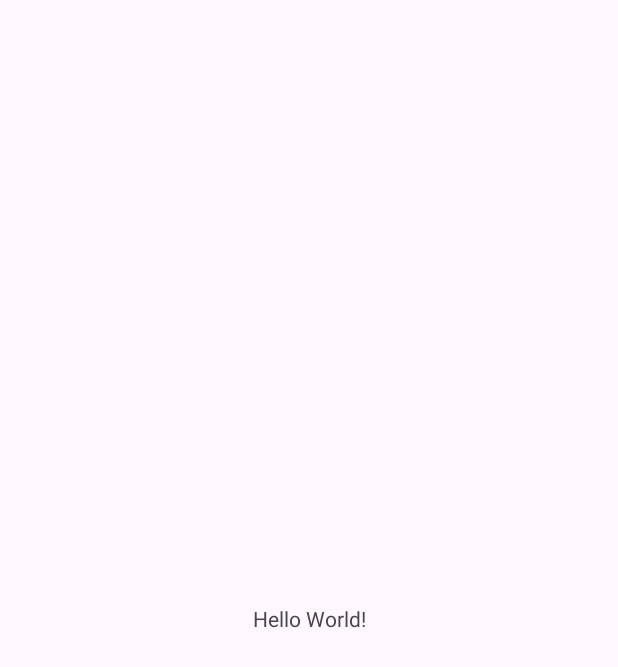
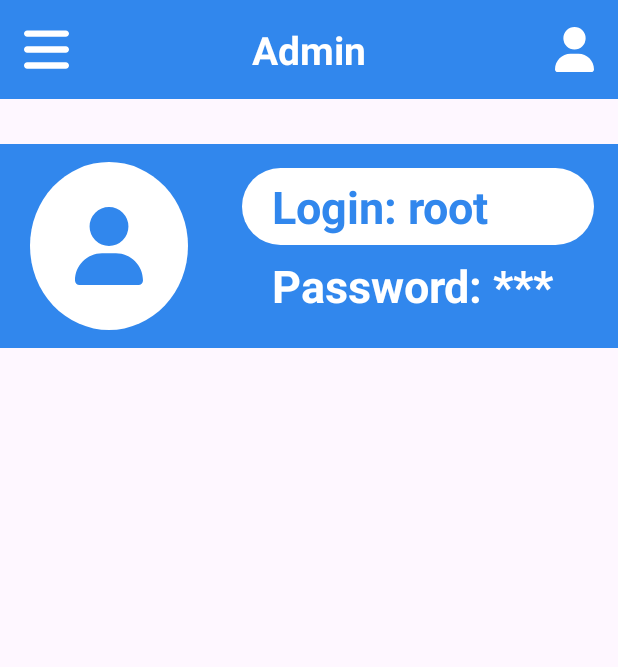
Before and after one commit to NNewbieDev/Admin_SaleBook, an Android app: the screen it shows after launch (MainActivity), on a phone screen of 412 x 824 dp. Before the commit the part shown is almost empty. Shown: the top 667 px of the screen. Run offline under Robolectric (Android 15) with nearby library versions, the phone set to English and light mode, and no system bars.

Commit message:
home admin

```diff
--- /dev/null
+++ b/admin/src/main/res/drawable/bars_solid.xml
@@ -0,0 +1,4 @@
+<vector android:height="34dp" android:viewportHeight="512"
+    android:viewportWidth="448" android:width="29.75dp" xmlns:android="http://schemas.android.com/apk/res/android">
+    <path android:fillColor="#FF000000" android:pathData="M0,96C0,78.3 14.3,64 32,64H416c17.7,0 32,14.3 32,32s-14.3,32 -32,32H32C14.3,128 0,113.7 0,96zM0,256c0,-17.7 14.3,-32 32,-32H416c17.7,0 32,14.3 32,32s-14.3,32 -32,32H32c-17.7,0 -32,-14.3 -32,-32zM448,416c0,17.7 -14.3,32 -32,32H32c-17.7,0 -32,-14.3 -32,-32s14.3,-32 32,-32H416c17.7,0 32,14.3 32,32z"/>
+</vector>
--- /dev/null
+++ b/admin/src/main/res/drawable/oval.xml
@@ -0,0 +1,10 @@
+<?xml version="1.0" encoding="utf-8"?>
+<selector xmlns:android="http://schemas.android.com/apk/res/android">
+<item>
+    <shape android:shape="oval">
+        <corners
+            android:radius="25dp" />
+        <solid android:color="@color/white"></solid>
+    </shape>
+</item>
+</selector>
--- /dev/null
+++ b/admin/src/main/res/drawable/rounded_horizontal.xml
@@ -0,0 +1,10 @@
+<?xml version="1.0" encoding="utf-8"?>
+<selector xmlns:android="http://schemas.android.com/apk/res/android">
+<item>
+    <shape android:shape="rectangle">
+        <solid android:color="@color/white"/>
+        <corners android:radius="40dp" /> <!-- Adjust the corner radius to create the sausage shape -->
+        <size android:width="200dp" android:height="40dp" />
+    </shape>
+</item>
+</selector>
--- /dev/null
+++ b/admin/src/main/res/drawable/user_solid.xml
@@ -0,0 +1,4 @@
+<vector android:height="30dp" android:viewportHeight="512"
+    android:viewportWidth="448" android:width="26.25dp" xmlns:android="http://schemas.android.com/apk/res/android">
+    <path android:fillColor="#FF000000" android:pathData="M224,256A128,128 0,1 0,224 0a128,128 0,1 0,0 256zM178.3,304C79.8,304 0,383.8 0,482.3C0,498.7 13.3,512 29.7,512L418.3,512c16.4,0 29.7,-13.3 29.7,-29.7C448,383.8 368.2,304 269.7,304L178.3,304z"/>
+</vector>
--- /dev/null
+++ b/admin/src/main/res/drawable/user_solid_52.xml
@@ -0,0 +1,4 @@
+<vector android:height="52dp" android:viewportHeight="512"
+    android:viewportWidth="448" android:width="45.5dp" xmlns:android="http://schemas.android.com/apk/res/android">
+    <path android:fillColor="#FF000000" android:pathData="M224,256A128,128 0,1 0,224 0a128,128 0,1 0,0 256zM178.3,304C79.8,304 0,383.8 0,482.3C0,498.7 13.3,512 29.7,512L418.3,512c16.4,0 29.7,-13.3 29.7,-29.7C448,383.8 368.2,304 269.7,304L178.3,304z"/>
+</vector>
--- a/admin/src/main/res/layout/activity_main.xml
+++ b/admin/src/main/res/layout/activity_main.xml
@@ -6,13 +6,65 @@
     android:layout_height="match_parent"
     tools:context=".MainActivity">
 
-    <TextView
-        android:layout_width="wrap_content"
+    <include
+        android:id="@+id/toolbar"
+        layout="@layout/toolbar" />
+
+    <LinearLayout
+        android:layout_width="match_parent"
         android:layout_height="wrap_content"
-        android:text="Hello World!"
-        app:layout_constraintBottom_toBottomOf="parent"
+        android:background="@color/blueAdmin"
         app:layout_constraintEnd_toEndOf="parent"
         app:layout_constraintStart_toStartOf="parent"
-        app:layout_constraintTop_toTopOf="parent" />
+        app:layout_constraintTop_toBottomOf="@id/toolbar"
+        android:layout_marginTop="30dp"
+        tools:ignore="NotSibling">
 
+        <RelativeLayout
+            android:layout_width="wrap_content"
+            android:layout_height="wrap_content"
+            android:background="@drawable/oval"
+            android:layout_marginVertical="12dp"
+            android:layout_marginHorizontal="20dp">
+
+            <ImageView
+                android:layout_width="wrap_content"
+                android:layout_height="wrap_content"
+                android:paddingHorizontal="30dp"
+                android:paddingVertical="30dp"
+                android:src="@drawable/user_solid_52"
+                app:tint="@color/blueAdmin"/>
+        </RelativeLayout>
+
+        <RelativeLayout
+            android:layout_width="wrap_content"
+            android:layout_height="match_parent">
+            <TextView
+                android:layout_width="match_parent"
+                android:layout_height="wrap_content"
+                android:text="Login: root"
+                android:textStyle="bold"
+                android:textColor="@color/blueAdmin"
+                android:textSize="30dp"
+                android:background="@drawable/rounded_horizontal"
+                android:layout_marginHorizontal="16dp"
+                android:layout_marginTop="16dp"
+                android:paddingVertical="5dp"
+                android:paddingHorizontal="20dp" />
+
+            <TextView
+                android:layout_width="match_parent"
+                android:layout_height="wrap_content"
+                android:layout_alignParentBottom="true"
+                android:text="Password: ***"
+                android:textColor="@color/white"
+                android:textSize="30dp"
+                android:textStyle="bold"
+                android:layout_marginHorizontal="16dp"
+                android:layout_marginBottom="16dp"
+                android:paddingVertical="5dp"
+                android:paddingHorizontal="20dp"/>
+        </RelativeLayout>
+
+    </LinearLayout>
 </androidx.constraintlayout.widget.ConstraintLayout>
--- /dev/null
+++ b/admin/src/main/res/layout/toolbar.xml
@@ -0,0 +1,55 @@
+<?xml version="1.0" encoding="utf-8"?>
+<androidx.constraintlayout.widget.ConstraintLayout xmlns:android="http://schemas.android.com/apk/res/android"
+    xmlns:app="http://schemas.android.com/apk/res-auto"
+    xmlns:tools="http://schemas.android.com/tools"
+    android:layout_width="match_parent"
+    android:layout_height="wrap_content"
+    android:background="@color/blueAdmin"
+    >
+
+    <androidx.constraintlayout.widget.ConstraintLayout
+        android:layout_width="match_parent"
+        android:layout_height="wrap_content"
+
+        app:layout_constraintEnd_toEndOf="parent"
+        app:layout_constraintStart_toStartOf="parent"
+        app:layout_constraintTop_toTopOf="parent">
+
+        <ImageView
+            android:layout_width="wrap_content"
+            android:layout_height="wrap_content"
+            android:paddingHorizontal="16dp"
+            android:paddingVertical="16dp"
+            android:src="@drawable/bars_solid"
+            app:layout_constraintBottom_toBottomOf="parent"
+            app:layout_constraintLeft_toLeftOf="parent"
+            app:layout_constraintTop_toTopOf="parent"
+            app:tint="@color/white" />
+
+        <TextView
+            android:layout_width="wrap_content"
+            android:layout_height="wrap_content"
+            android:gravity="center"
+            android:text="Admin"
+            android:textColor="@color/white"
+            android:textSize="26dp"
+            android:textStyle="bold"
+            app:layout_constraintBottom_toBottomOf="parent"
+            app:layout_constraintEnd_toEndOf="parent"
+            app:layout_constraintStart_toStartOf="parent"
+            app:layout_constraintTop_toTopOf="parent" />
+
+        <ImageView
+            android:layout_width="wrap_content"
+            android:layout_height="wrap_content"
+            android:paddingHorizontal="16dp"
+            android:paddingVertical="16dp"
+            android:src="@drawable/user_solid"
+            app:layout_constraintBottom_toBottomOf="parent"
+            app:layout_constraintEnd_toEndOf="parent"
+            app:layout_constraintTop_toTopOf="parent"
+            app:tint="@color/white" />
+    </androidx.constraintlayout.widget.ConstraintLayout>
+
+
+</androidx.constraintlayout.widget.ConstraintLayout>
--- /dev/null
+++ b/admin/src/main/res/layout/user_manager.xml
@@ -0,0 +1,6 @@
+<?xml version="1.0" encoding="utf-8"?>
+<androidx.constraintlayout.widget.ConstraintLayout xmlns:android="http://schemas.android.com/apk/res/android"
+    android:layout_width="match_parent"
+    android:layout_height="match_parent">
+<include layout="@layout/toolbar"/>
+</androidx.constraintlayout.widget.ConstraintLayout>
--- a/admin/src/main/res/values/colors.xml
+++ b/admin/src/main/res/values/colors.xml
@@ -2,4 +2,5 @@
 <resources>
     <color name="black">#FF000000</color>
     <color name="white">#FFFFFFFF</color>
+    <color name="blueAdmin">#3187ED</color>
 </resources>
```
